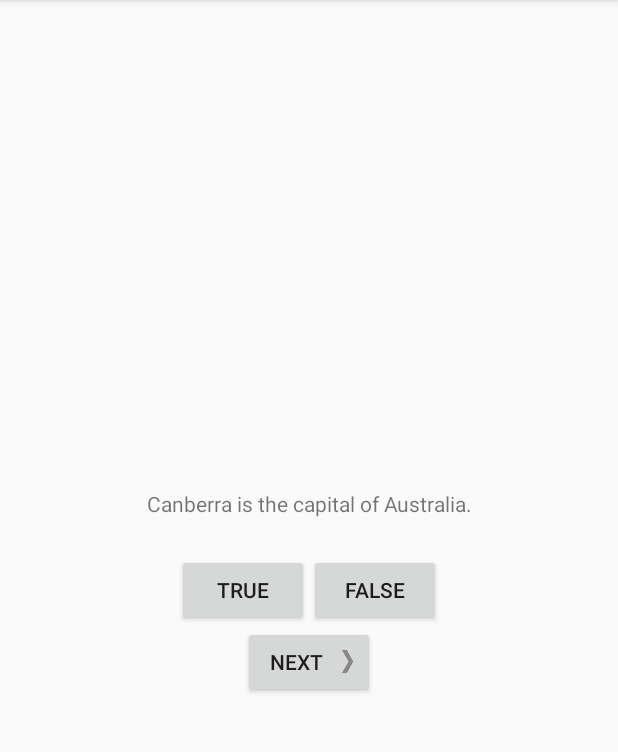
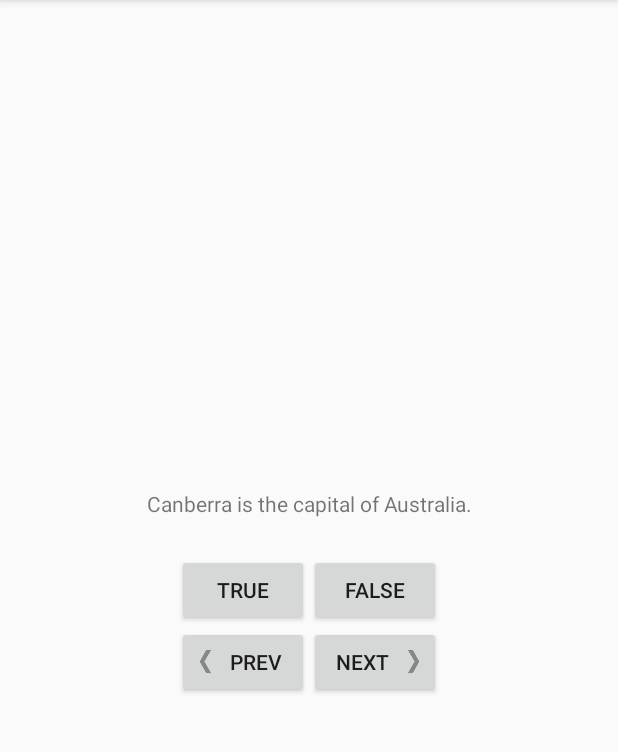
Before and after one commit to HadySalhab/Android-Programming-The-Big-Nerd-Ranch-Fourth-Edition, an Android app: the screen it shows after launch (MainActivity), on a phone screen of 412 x 824 dp, the part 84-836 px from its top. Run offline under Robolectric (Android 15) with nearby library versions, the phone set to English and light mode, and no system bars.

Commit message:
Adding Challenge: Add a previous Button

```diff
--- a/02_MVC/GeoQuiz/app/src/main/java/com/bignerdranch/android/geoquiz/MainActivity.kt
+++ b/02_MVC/GeoQuiz/app/src/main/java/com/bignerdranch/android/geoquiz/MainActivity.kt
@@ -13,6 +13,7 @@ class MainActivity : AppCompatActivity() {
     private lateinit var falseButton: Button
     private lateinit var nextButton: Button
     private lateinit var questionTextView: TextView
+    private lateinit var prevButton:Button
 
     private val questionBank = listOf(
         Question(R.string.question_australia, true),
@@ -32,6 +33,7 @@ class MainActivity : AppCompatActivity() {
         trueButton = findViewById(R.id.true_button)
         falseButton = findViewById(R.id.false_button)
         nextButton = findViewById(R.id.next_button)
+        prevButton = findViewById(R.id.prev_button)
         questionTextView = findViewById(R.id.question_text_view)
 
         trueButton.setOnClickListener { view: View ->
@@ -44,6 +46,10 @@ class MainActivity : AppCompatActivity() {
 
         nextButton.setOnClickListener {
             currentIndex = (currentIndex + 1) % questionBank.size
+            updateQuestion()
+        }
+        prevButton.setOnClickListener{
+            currentIndex = if (currentIndex==0) questionBank.size-1 else currentIndex-1
             updateQuestion()
         }
         questionTextView.setOnClickListener {
--- a/02_MVC/GeoQuiz/app/src/main/res/layout/activity_main.xml
+++ b/02_MVC/GeoQuiz/app/src/main/res/layout/activity_main.xml
@@ -32,6 +32,16 @@
 
     </LinearLayout>
 
+    <LinearLayout
+        android:layout_width="wrap_content"
+        android:layout_height="wrap_content">
+        <Button
+            android:layout_width="wrap_content"
+            android:id="@+id/prev_button"
+            android:layout_height="wrap_content"
+            android:text="@string/prev_button"
+            android:drawableStart="@drawable/arrow_left"
+            android:drawablePadding="4dp"/>
     <Button
         android:layout_width="wrap_content"
         android:id="@+id/next_button"
@@ -40,4 +50,6 @@
         android:drawableEnd="@drawable/arrow_right"
         android:drawablePadding="4dp"/>
 
+    </LinearLayout>
+
 </LinearLayout>
--- a/02_MVC/GeoQuiz/app/src/main/res/values/strings.xml
+++ b/02_MVC/GeoQuiz/app/src/main/res/values/strings.xml
@@ -13,6 +13,7 @@
     <string name="true_button">True</string>
     <string name="false_button">False</string>
     <string name="next_button">Next</string>
+    <string name="prev_button">Prev</string>
     <string name="correct_toast">Correct!</string>
     <string name="incorrect_toast">Incorrect!</string>
 </resources>
```
